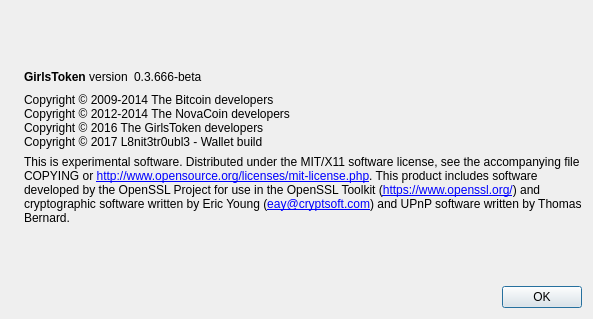
Before: the Qt Designer form src/qt/forms/aboutdialog.ui in cryptolog/GirlsToken-2.0, drawn with Qt 5.
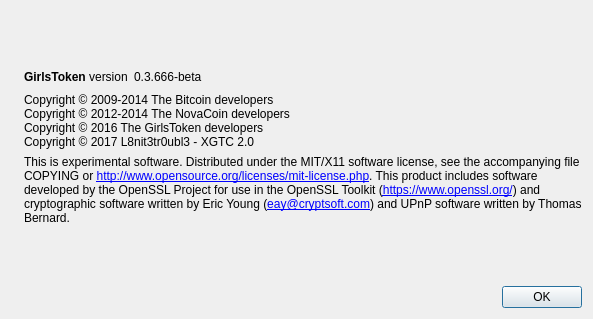
After: the same form once the commit is applied. Icons and pictures are not drawn.

```diff
--- a/src/qt/forms/aboutdialog.ui
+++ b/src/qt/forms/aboutdialog.ui
@@ -94,7 +94,7 @@
         <string>Copyright © 2009-2014 The Bitcoin developers
 Copyright © 2012-2014 The NovaCoin developers
 Copyright © 2016 The GirlsToken developers
-Copyright © 2017 L8nit3tr0ubl3 - Wallet build</string>
+Copyright © 2017 L8nit3tr0ubl3 - XGTC 2.0</string>
        </property>
        <property name="textInteractionFlags">
         <set>Qt::LinksAccessibleByMouse|Qt::TextSelectableByKeyboard|Qt::TextSelectableByMouse</set>
```
